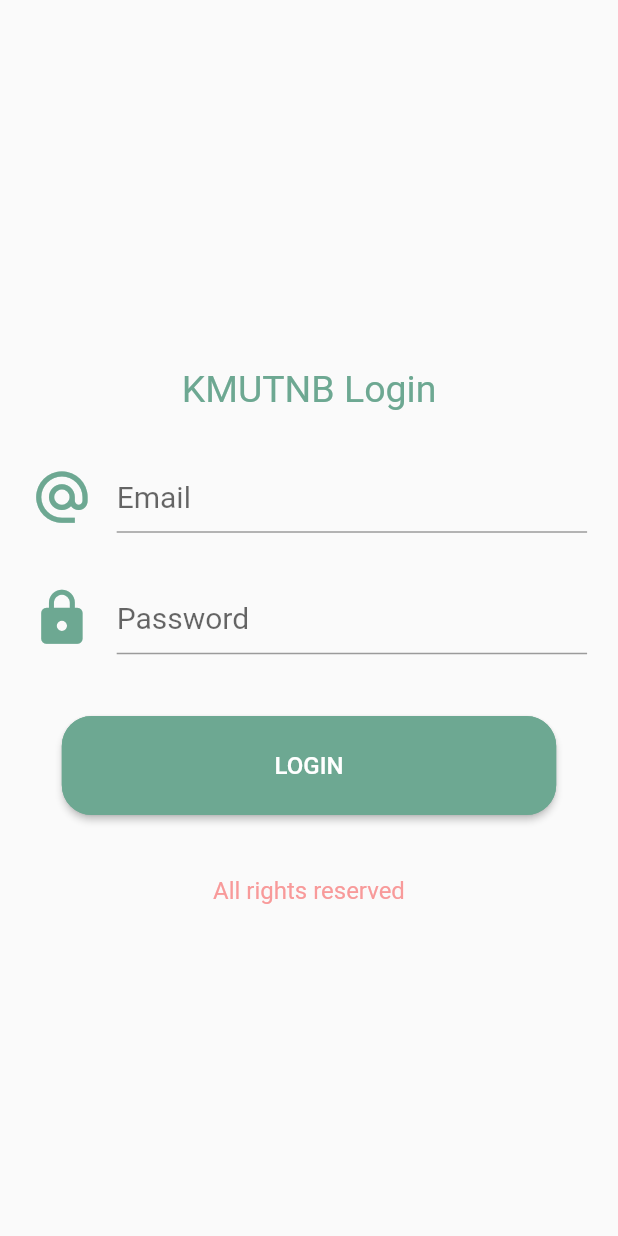
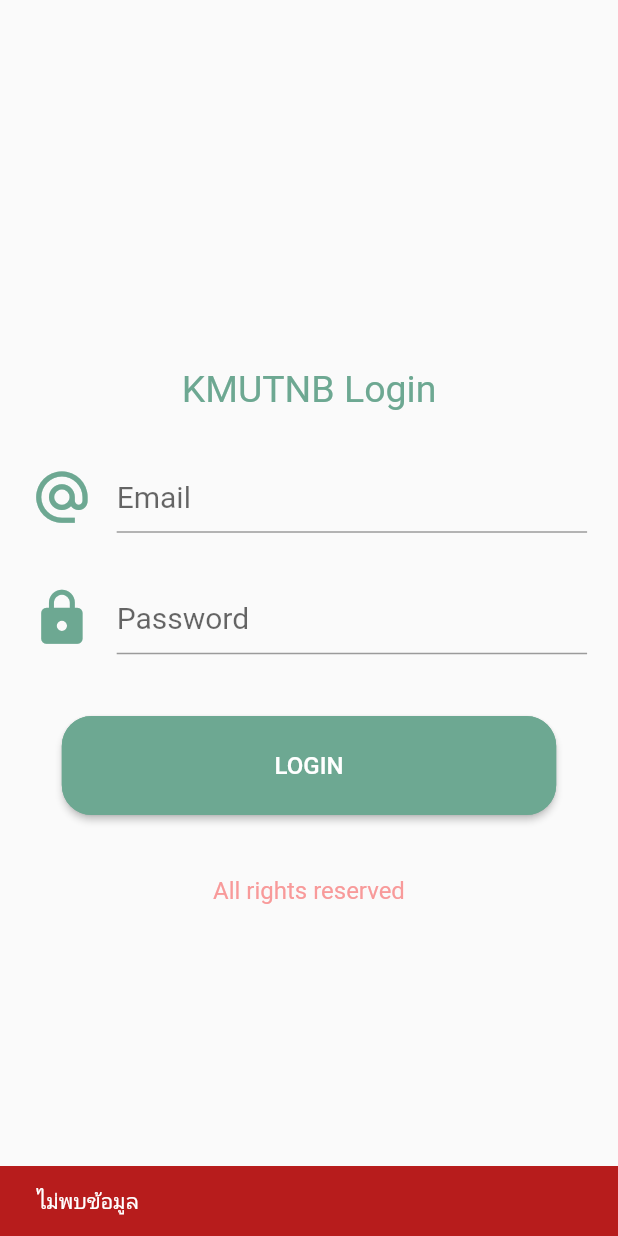
Before and after one commit to anutchai/mobileappweek1, a Flutter app: the Login screen opened by its route, after a tap on "LOGIN", on a phone screen of 412 x 824 dp. Run offline on Flutter 3.47's test engine with Material 2 defaults, Android fonts, the phone set to English and light mode, and no system bars; our stand-ins replace sembast.

Commit message:
Update Simple Login

```diff
--- a/lib/backend/database.dart
+++ b/lib/backend/database.dart
@@ -46,4 +46,19 @@ class DBLocal {
 
     db.close();
   }
+
+  Future<bool> login(email, password) async {
+    var db = await this.connectDB();
+    var store = intMapStoreFactory.store('user');
+
+    var user = await store.find(db);
+
+    for (var item in user) {
+      if (item['email'] == email && item['password'] == password) {
+        return true;
+      }
+    }
+
+    return false;
+  }
 }
--- a/lib/main.dart
+++ b/lib/main.dart
@@ -1,5 +1,6 @@
 import 'package:flutter/material.dart';
 import 'package:mobileappweek1/config/constant.dart';
+import 'package:mobileappweek1/screen/dashboard.dart';
 import 'package:mobileappweek1/screen/login.dart';
 import 'package:mobileappweek1/screen/register.dart';
 import 'screen/index.dart';
@@ -14,6 +15,7 @@ class MyApp extends StatelessWidget {
       routes: {
         'Login': (context) => Login(),
         'Register': (context) => Register(),
+        'Dashboard': (context) => Dashboard(),
       },
       theme: ThemeData(
         primaryColor: sColor,
--- a/lib/screen/login.dart
+++ b/lib/screen/login.dart
@@ -1,4 +1,5 @@
 import 'package:flutter/material.dart';
+import 'package:mobileappweek1/backend/database.dart';
 import 'package:mobileappweek1/config/constant.dart';
 
 class Login extends StatefulWidget {
@@ -7,12 +8,16 @@ class Login extends StatefulWidget {
 }
 
 class _LoginState extends State<Login> {
-  @override
+  var email, password;
+  final formKey = GlobalKey<FormState>();
+
   @override
   Widget build(BuildContext context) {
     Size size = MediaQuery.of(context).size;
     return Scaffold(
-      body: Container(
+      body: Form(
+        key: formKey,
+        child: Container(
           alignment: Alignment.center,
           child: SingleChildScrollView(
             child: Column(
@@ -40,6 +45,9 @@ class _LoginState extends State<Login> {
                       ),
                       hintText: "Email",
                     ),
+                    onSaved: (value) {
+                      email = value!.trim();
+                    },
                   ),
                 ),
                 SizedBox(
@@ -58,6 +66,9 @@ class _LoginState extends State<Login> {
                       ),
                       hintText: "Password",
                     ),
+                    onSaved: (value) {
+                      password = value!.trim();
+                    },
                   ),
                 ),
                 SizedBox(
@@ -70,7 +81,25 @@ class _LoginState extends State<Login> {
                     shape: RoundedRectangleBorder(
                         borderRadius: BorderRadius.circular(20.0),
                         side: BorderSide(color: pColor)),
-                  onPressed: () {},
+                    onPressed: () {
+                      formKey.currentState!.save();
+
+                      var local = DBLocal();
+                      local.login(email, password).then((response) {
+                        if (response) {
+                          print("success");
+                          Navigator.pushNamed(context, 'Dashboard');
+                        } else {
+                          print("fail");
+                          final bar = SnackBar(
+                            content: Text('ไม่พบข้อมูล'),
+                            backgroundColor: Colors.red[900],
+                          );
+
+                          ScaffoldMessenger.of(context).showSnackBar(bar);
+                        }
+                      });
+                    },
                     color: pColor,
                     textColor: Colors.white,
                     child: Text("login".toUpperCase(),
@@ -91,6 +120,7 @@ class _LoginState extends State<Login> {
             ),
           ),
         ),
+      ),
     );
   }
 }
```
Also changed, not shown: lib/screen/dashboard.dart (added, +17 -0 lines). Lines whose indentation alone changed are shown as unchanged.
